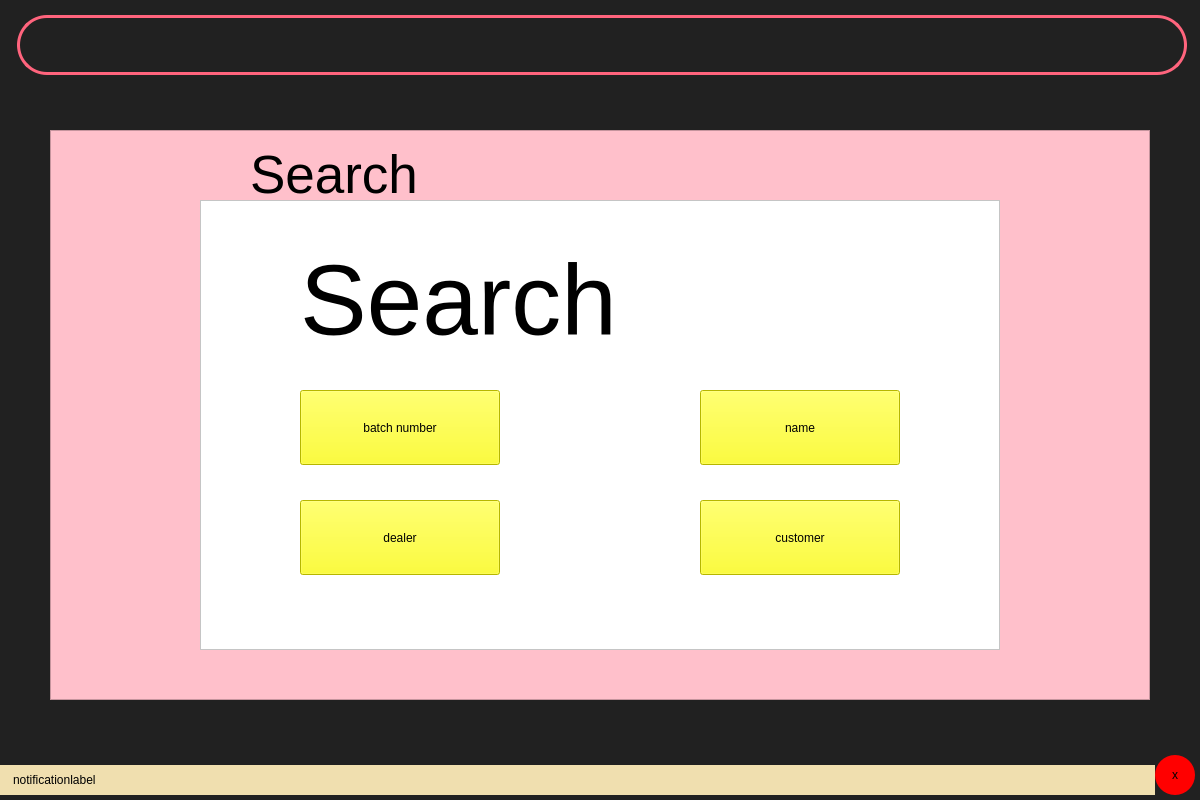
Above: layout.ui from duskygloom/medManage before the change. Below: the same form after it.
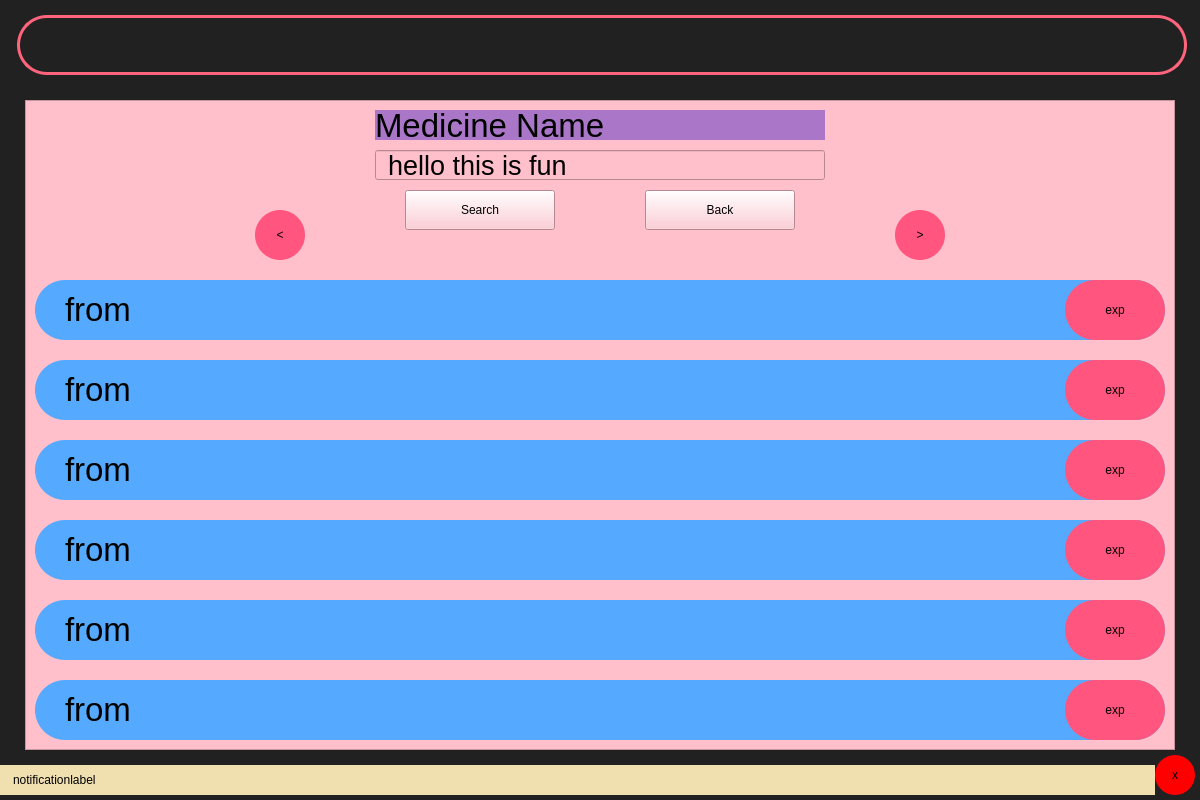
That is the form after the change.

Diff of the .ui file:
```diff
--- a/layout.ui
+++ b/layout.ui
@@ -142,10 +142,10 @@
   <widget class="QFrame" name="frame_2">
    <property name="geometry">
     <rect>
-     <x>50</x>
-     <y>130</y>
-     <width>1100</width>
-     <height>570</height>
+     <x>25</x>
+     <y>100</y>
+     <width>1150</width>
+     <height>650</height>
     </rect>
    </property>
    <property name="styleSheet">
@@ -160,19 +160,416 @@
    <widget class="QLabel" name="label_3">
     <property name="geometry">
      <rect>
-      <x>200</x>
-      <y>20</y>
-      <width>700</width>
-      <height>50</height>
+      <x>350</x>
+      <y>10</y>
+      <width>450</width>
+      <height>30</height>
      </rect>
     </property>
     <property name="styleSheet">
-     <string notr="true">font-size: 40pt;</string>
+     <string notr="true">font-size: 25pt;
+background-color: rgb(170, 118, 200);</string>
+    </property>
+    <property name="text">
+     <string>Medicine Name</string>
+    </property>
+   </widget>
+   <widget class="QLineEdit" name="lineEdit">
+    <property name="geometry">
+     <rect>
+      <x>350</x>
+      <y>50</y>
+      <width>450</width>
+      <height>30</height>
+     </rect>
+    </property>
+    <property name="styleSheet">
+     <string notr="true">font-size: 20pt;
+padding-left: 10;
+padding-right: 10;</string>
+    </property>
+    <property name="text">
+     <string>hello this is fun</string>
+    </property>
+   </widget>
+   <widget class="QPushButton" name="pushButton_5">
+    <property name="geometry">
+     <rect>
+      <x>380</x>
+      <y>90</y>
+      <width>150</width>
+      <height>40</height>
+     </rect>
     </property>
     <property name="text">
      <string>Search</string>
     </property>
    </widget>
+   <widget class="QPushButton" name="pushButton_7">
+    <property name="geometry">
+     <rect>
+      <x>620</x>
+      <y>90</y>
+      <width>150</width>
+      <height>40</height>
+     </rect>
+    </property>
+    <property name="text">
+     <string>Back</string>
+    </property>
+   </widget>
+   <widget class="QFrame" name="frame_3">
+    <property name="geometry">
+     <rect>
+      <x>10</x>
+      <y>580</y>
+      <width>1130</width>
+      <height>60</height>
+     </rect>
+    </property>
+    <property name="styleSheet">
+     <string notr="true">background-color: rgb(85, 170, 255);
+border-radius: 30;</string>
+    </property>
+    <property name="frameShape">
+     <enum>QFrame::StyledPanel</enum>
+    </property>
+    <property name="frameShadow">
+     <enum>QFrame::Raised</enum>
+    </property>
+    <widget class="QPushButton" name="pushButton_13">
+     <property name="geometry">
+      <rect>
+       <x>1030</x>
+       <y>0</y>
+       <width>100</width>
+       <height>60</height>
+      </rect>
+     </property>
+     <property name="styleSheet">
+      <string notr="true">background-color: rgb(255, 85, 127);
+border-radius: 30;</string>
+     </property>
+     <property name="text">
+      <string>exp</string>
+     </property>
+    </widget>
+    <widget class="QLabel" name="label_8">
+     <property name="geometry">
+      <rect>
+       <x>30</x>
+       <y>10</y>
+       <width>980</width>
+       <height>40</height>
+      </rect>
+     </property>
+     <property name="styleSheet">
+      <string notr="true">font-size: 25pt;</string>
+     </property>
+     <property name="text">
+      <string>&lt;batch number&gt; from &lt;table name&gt;</string>
+     </property>
+    </widget>
+   </widget>
+   <widget class="QFrame" name="frame_4">
+    <property name="geometry">
+     <rect>
+      <x>10</x>
+      <y>500</y>
+      <width>1130</width>
+      <height>60</height>
+     </rect>
+    </property>
+    <property name="styleSheet">
+     <string notr="true">background-color: rgb(85, 170, 255);
+border-radius: 30;</string>
+    </property>
+    <property name="frameShape">
+     <enum>QFrame::StyledPanel</enum>
+    </property>
+    <property name="frameShadow">
+     <enum>QFrame::Raised</enum>
+    </property>
+    <widget class="QPushButton" name="pushButton_12">
+     <property name="geometry">
+      <rect>
+       <x>1030</x>
+       <y>0</y>
+       <width>100</width>
+       <height>60</height>
+      </rect>
+     </property>
+     <property name="styleSheet">
+      <string notr="true">background-color: rgb(255, 85, 127);
+border-radius: 30;</string>
+     </property>
+     <property name="text">
+      <string>exp</string>
+     </property>
+    </widget>
+    <widget class="QLabel" name="label_7">
+     <property name="geometry">
+      <rect>
+       <x>30</x>
+       <y>10</y>
+       <width>981</width>
+       <height>40</height>
+      </rect>
+     </property>
+     <property name="styleSheet">
+      <string notr="true">font-size: 25pt;</string>
+     </property>
+     <property name="text">
+      <string>&lt;batch number&gt; from &lt;table name&gt;</string>
+     </property>
+    </widget>
+   </widget>
+   <widget class="QFrame" name="frame_5">
+    <property name="geometry">
+     <rect>
+      <x>10</x>
+      <y>420</y>
+      <width>1130</width>
+      <height>60</height>
+     </rect>
+    </property>
+    <property name="styleSheet">
+     <string notr="true">background-color: rgb(85, 170, 255);
+border-radius: 30;</string>
+    </property>
+    <property name="frameShape">
+     <enum>QFrame::StyledPanel</enum>
+    </property>
+    <property name="frameShadow">
+     <enum>QFrame::Raised</enum>
+    </property>
+    <widget class="QPushButton" name="pushButton_11">
+     <property name="geometry">
+      <rect>
+       <x>1030</x>
+       <y>0</y>
+       <width>100</width>
+       <height>60</height>
+      </rect>
+     </property>
+     <property name="styleSheet">
+      <string notr="true">background-color: rgb(255, 85, 127);
+border-radius: 30;</string>
+     </property>
+     <property name="text">
+      <string>exp</string>
+     </property>
+    </widget>
+    <widget class="QLabel" name="label_6">
+     <property name="geometry">
+      <rect>
+       <x>30</x>
+       <y>10</y>
+       <width>981</width>
+       <height>40</height>
+      </rect>
+     </property>
+     <property name="styleSheet">
+      <string notr="true">font-size: 25pt;</string>
+     </property>
+     <property name="text">
+      <string>&lt;batch number&gt; from &lt;table name&gt;</string>
+     </property>
+    </widget>
+   </widget>
+   <widget class="QFrame" name="frame_6">
+    <property name="geometry">
+     <rect>
+      <x>10</x>
+      <y>340</y>
+      <width>1130</width>
+      <height>60</height>
+     </rect>
+    </property>
+    <property name="styleSheet">
+     <string notr="true">background-color: rgb(85, 170, 255);
+border-radius: 30;</string>
+    </property>
+    <property name="frameShape">
+     <enum>QFrame::StyledPanel</enum>
+    </property>
+    <property name="frameShadow">
+     <enum>QFrame::Raised</enum>
+    </property>
+    <widget class="QPushButton" name="pushButton_10">
+     <property name="geometry">
+      <rect>
+       <x>1030</x>
+       <y>0</y>
+       <width>100</width>
+       <height>60</height>
+      </rect>
+     </property>
+     <property name="styleSheet">
+      <string notr="true">background-color: rgb(255, 85, 127);
+border-radius: 30;</string>
+     </property>
+     <property name="text">
+      <string>exp</string>
+     </property>
+    </widget>
+    <widget class="QLabel" name="label_5">
+     <property name="geometry">
+      <rect>
+       <x>30</x>
+       <y>10</y>
+       <width>981</width>
+       <height>40</height>
+      </rect>
+     </property>
+     <property name="styleSheet">
+      <string notr="true">font-size: 25pt;</string>
+     </property>
+     <property name="text">
+      <string>&lt;batch number&gt; from &lt;table name&gt;</string>
+     </property>
+    </widget>
+   </widget>
+   <widget class="QFrame" name="frame_7">
+    <property name="geometry">
+     <rect>
+      <x>10</x>
+      <y>260</y>
+      <width>1130</width>
+      <height>60</height>
+     </rect>
+    </property>
+    <property name="styleSheet">
+     <string notr="true">background-color: rgb(85, 170, 255);
+border-radius: 30;</string>
+    </property>
+    <property name="frameShape">
+     <enum>QFrame::StyledPanel</enum>
+    </property>
+    <property name="frameShadow">
+     <enum>QFrame::Raised</enum>
+    </property>
+    <widget class="QPushButton" name="pushButton_9">
+     <property name="geometry">
+      <rect>
+       <x>1030</x>
+       <y>0</y>
+       <width>100</width>
+       <height>60</height>
+      </rect>
+     </property>
+     <property name="styleSheet">
+      <string notr="true">background-color: rgb(255, 85, 127);
+border-radius: 30;</string>
+     </property>
+     <property name="text">
+      <string>exp</string>
+     </property>
+    </widget>
+    <widget class="QLabel" name="label_4">
+     <property name="geometry">
+      <rect>
+       <x>30</x>
+       <y>10</y>
+       <width>981</width>
+       <height>40</height>
+      </rect>
+     </property>
+     <property name="styleSheet">
+      <string notr="true">font-size: 25pt;</string>
+     </property>
+     <property name="text">
+      <string>&lt;batch number&gt; from &lt;table name&gt;</string>
+     </property>
+    </widget>
+   </widget>
+   <widget class="QFrame" name="frame_8">
+    <property name="geometry">
+     <rect>
+      <x>10</x>
+      <y>180</y>
+      <width>1130</width>
+      <height>60</height>
+     </rect>
+    </property>
+    <property name="styleSheet">
+     <string notr="true">background-color: rgb(85, 170, 255);
+border-radius: 30;</string>
+    </property>
+    <property name="frameShape">
+     <enum>QFrame::StyledPanel</enum>
+    </property>
+    <property name="frameShadow">
+     <enum>QFrame::Raised</enum>
+    </property>
+    <widget class="QPushButton" name="pushButton_8">
+     <property name="geometry">
+      <rect>
+       <x>1030</x>
+       <y>0</y>
+       <width>100</width>
+       <height>60</height>
+      </rect>
+     </property>
+     <property name="styleSheet">
+      <string notr="true">background-color: rgb(255, 85, 127);
+border-radius: 30;</string>
+     </property>
+     <property name="text">
+      <string>exp</string>
+     </property>
+    </widget>
+    <widget class="QLabel" name="label_2">
+     <property name="geometry">
+      <rect>
+       <x>30</x>
+       <y>10</y>
+       <width>981</width>
+       <height>40</height>
+      </rect>
+     </property>
+     <property name="styleSheet">
+      <string notr="true">font-size: 25pt;</string>
+     </property>
+     <property name="text">
+      <string>&lt;batch number&gt; from &lt;table name&gt;</string>
+     </property>
+    </widget>
+   </widget>
+   <widget class="QPushButton" name="pushButton_14">
+    <property name="geometry">
+     <rect>
+      <x>230</x>
+      <y>110</y>
+      <width>50</width>
+      <height>50</height>
+     </rect>
+    </property>
+    <property name="styleSheet">
+     <string notr="true">background-color: rgb(255, 85, 127);
+border-radius: 25;</string>
+    </property>
+    <property name="text">
+     <string>&lt;</string>
+    </property>
+   </widget>
+   <widget class="QPushButton" name="pushButton_15">
+    <property name="geometry">
+     <rect>
+      <x>870</x>
+      <y>110</y>
+      <width>50</width>
+      <height>50</height>
+     </rect>
+    </property>
+    <property name="styleSheet">
+     <string notr="true">background-color: rgb(255, 85, 127);
+border-radius: 25;</string>
+    </property>
+    <property name="text">
+     <string>&gt;</string>
+    </property>
+   </widget>
   </widget>
   <widget class="QFrame" name="frame_11">
    <property name="geometry">
@@ -228,9 +625,9 @@
     </property>
    </widget>
   </widget>
+  <zorder>frame</zorder>
   <zorder>frame_2</zorder>
   <zorder>topframe</zorder>
-  <zorder>frame</zorder>
   <zorder>frame_11</zorder>
  </widget>
  <resources/>
```
